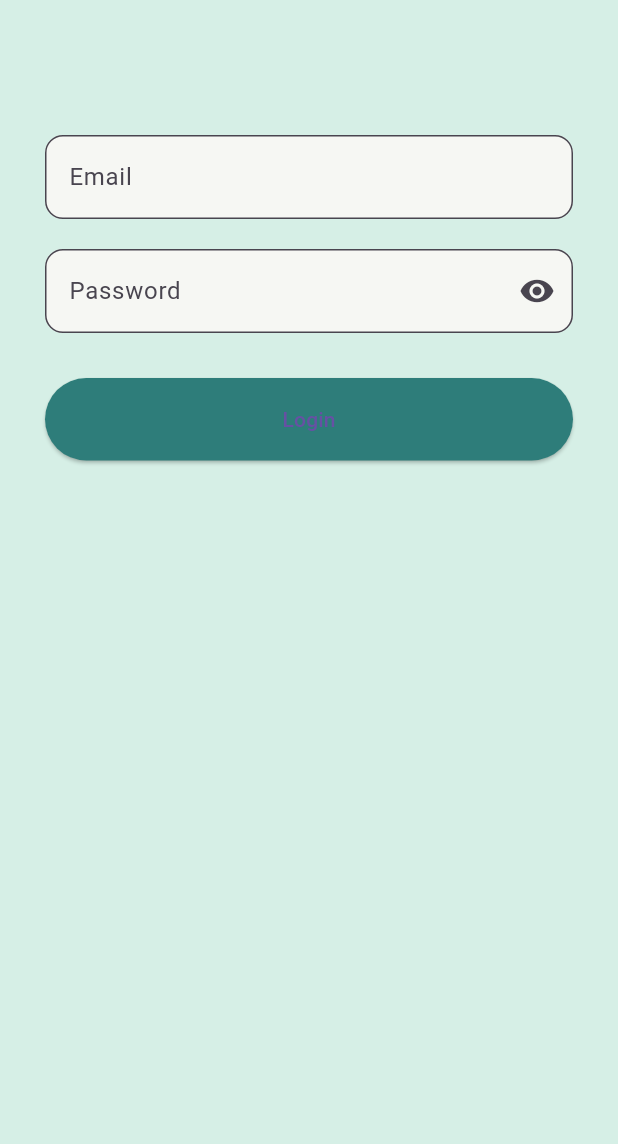
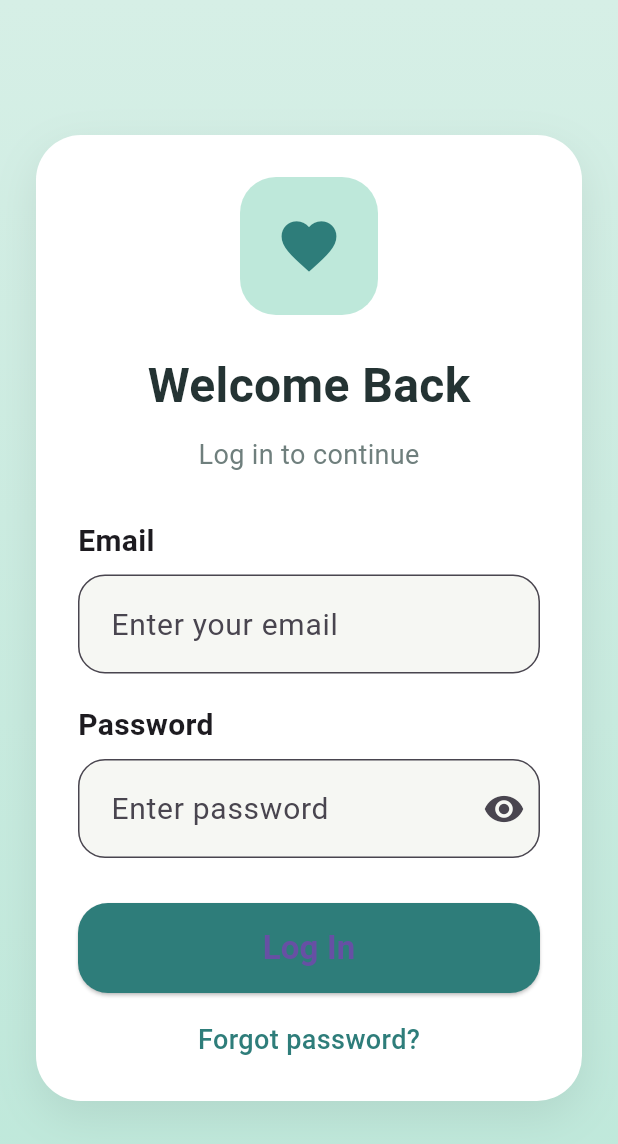
Before and after one commit to CGP-Group-31/CGP--Elder_mobile_app, a Flutter app: the LoginScreen screen opened directly, on a phone screen of 412 x 824 dp. Shown: the top 1144 px of the screen. Run offline on Flutter 3.47's test engine with Material 3 defaults, Android fonts, the light colour scheme and no system bars; our stand-ins replace device_info_plus, dio, firebase_core, firebase_messaging, flutter_local_notifications, flutter_secure_storage and 4 more; missing offline and left inert: flutter_phone_direct_caller; accounts and stored records are empty.

Commit message:
done the login with validations

```diff
--- a/lib/features/auth/login_screen.dart
+++ b/lib/features/auth/login_screen.dart
@@ -12,126 +12,312 @@ class LoginScreen extends StatefulWidget {
 }
 
 class _LoginScreenState extends State<LoginScreen> {
-  bool obscure = true;
+
+  final _formKey = GlobalKey<FormState>();
 
   final _emailController = TextEditingController();
   final _passwordController = TextEditingController();
 
+  bool obscure = true;
   bool _loading = false;
 
-  @override
-  void dispose() {
-    _emailController.dispose();
-    _passwordController.dispose();
-    super.dispose();
-  }
+  Future<void> _login() async {
 
-  Future<void> _login() async {
-    final email = _emailController.text.trim();
-    final password = _passwordController.text;
-
-    if (email.isEmpty || password.isEmpty) {
-      ScaffoldMessenger.of(context).showSnackBar(
-        const SnackBar(content: Text("Email and password are required")),
-      );
-      return;
-    }
+    if (!_formKey.currentState!.validate()) return;
 
     setState(() => _loading = true);
 
     try {
-      final resp = await ElderAuthService.loginElder(email: email, password: password);
 
-      // Optional: show relationship info to developer (debug)
-      // ignore: avoid_print
-      print("Login OK -> relationshipid=${resp["relationshipid"]}, caregiverid=${resp["caregiverid"]}");
+      await ElderAuthService.loginElder(
+        email: _emailController.text.trim(),
+        password: _passwordController.text,
+      );
 
-      //  double-check session (optional)
       final ok = await ElderSessionManager.isLoggedIn();
-      if (!ok) throw Exception("Session not saved. Try again.");
+      if (!ok) throw Exception("Session not saved");
 
       if (!mounted) return;
+
       Navigator.pushReplacement(
         context,
         MaterialPageRoute(builder: (_) => const DashboardScreen()),
       );
+
     } catch (e) {
-      if (!mounted) return;
+
       ScaffoldMessenger.of(context).showSnackBar(
-        SnackBar(content: Text(e.toString().replaceFirst("Exception: ", ""))),
+        SnackBar(
+          backgroundColor: AppColors.sosButton,
+          content: Text(
+            e.toString().replaceFirst("Exception: ", ""),
+            style: const TextStyle(fontSize: 18),
+          ),
+        ),
       );
+
     } finally {
       if (mounted) setState(() => _loading = false);
     }
   }
 
+  void _showForgotMessage() {
+
+    showDialog(
+      context: context,
+      builder: (context) {
+        return AlertDialog(
+          shape: RoundedRectangleBorder(
+            borderRadius: BorderRadius.circular(20),
+          ),
+          title: const Text(
+            "Need Help?",
+            style: TextStyle(fontWeight: FontWeight.bold),
+          ),
+          content: const Text(
+            "Please contact your child or caregiver to reset your password.",
+            style: TextStyle(fontSize: 18),
+          ),
+          actions: [
+            TextButton(
+              child: const Text("OK"),
+              onPressed: () {
+                Navigator.pop(context);
+              },
+            )
+          ],
+        );
+      },
+    );
+  }
+
+  String? _validateEmail(String? value) {
+    if (value == null || value.isEmpty) {
+      return "Please enter your email";
+    }
+    return null;
+  }
+
+  String? _validatePassword(String? value) {
+    if (value == null || value.isEmpty) {
+      return "Please enter your password";
+    }
+    return null;
+  }
+
   @override
   Widget build(BuildContext context) {
+
     return Scaffold(
-      backgroundColor: AppColors.mainBackground,
-      body: SafeArea(
-        child: Padding(
-          padding: const EdgeInsets.all(30),
+
+      body: Container(
+
+        decoration: const BoxDecoration(
+          gradient: LinearGradient(
+            colors: [
+              Color(0xFFD6EFE6),
+              Color(0xFFBEE8DA),
+            ],
+            begin: Alignment.topCenter,
+            end: Alignment.bottomCenter,
+          ),
+        ),
+
+        child: SafeArea(
+
+          child: Center(
+
+            child: SingleChildScrollView(
+
+              padding: const EdgeInsets.all(24),
+
+              child: Container(
+
+                padding: const EdgeInsets.all(28),
+
+                decoration: BoxDecoration(
+                  color: Colors.white,
+                  borderRadius: BorderRadius.circular(30),
+                  boxShadow: [
+                    BoxShadow(
+                      color: Colors.black.withOpacity(0.08),
+                      blurRadius: 25,
+                      offset: const Offset(0, 10),
+                    )
+                  ],
+                ),
+
+                child: Form(
+                  key: _formKey,
+
                   child: Column(
+                    crossAxisAlignment: CrossAxisAlignment.center,
                     children: [
-              const SizedBox(height: 60),
 
-              TextField(
+                      /// HEART ICON
+                      Container(
+                        padding: const EdgeInsets.all(24),
+                        decoration: BoxDecoration(
+                          color: AppColors.sectionBackground,
+                          borderRadius: BorderRadius.circular(24),
+                        ),
+                        child: const Icon(
+                          Icons.favorite,
+                          size: 44,
+                          color: AppColors.primary,
+                        ),
+                      ),
+
+                      const SizedBox(height: 24),
+
+                      const Text(
+                        "Welcome Back",
+                        style: TextStyle(
+                          fontSize: 32,
+                          fontWeight: FontWeight.bold,
+                          color: AppColors.primaryText,
+                        ),
+                      ),
+
+                      const SizedBox(height: 10),
+
+                      const Text(
+                        "Log in to continue",
+                        style: TextStyle(
+                          fontSize: 18,
+                          color: AppColors.descriptionText,
+                        ),
+                      ),
+
+                      const SizedBox(height: 30),
+
+                      /// EMAIL
+                      Align(
+                        alignment: Alignment.centerLeft,
+                        child: const Text(
+                          "Email",
+                          style: TextStyle(
+                            fontSize: 20,
+                            fontWeight: FontWeight.w600,
+                          ),
+                        ),
+                      ),
+
+                      const SizedBox(height: 8),
+
+                      TextFormField(
                         controller: _emailController,
-                keyboardType: TextInputType.emailAddress,
-                textInputAction: TextInputAction.next,
+                        validator: _validateEmail,
+                        style: const TextStyle(fontSize: 20),
+
                         decoration: InputDecoration(
+                          hintText: "Enter your email",
                           filled: true,
                           fillColor: AppColors.containerBackground,
-                  hintText: "Email",
                           border: OutlineInputBorder(
-                    borderRadius: BorderRadius.circular(12),
+                            borderRadius: BorderRadius.circular(18),
                           ),
+                          contentPadding: const EdgeInsets.symmetric(
+                              horizontal: 18, vertical: 18),
                         ),
                       ),
 
                       const SizedBox(height: 20),
 
-              TextField(
+                      /// PASSWORD
+                      Align(
+                        alignment: Alignment.centerLeft,
+                        child: const Text(
+                          "Password",
+                          style: TextStyle(
+                            fontSize: 20,
+                            fontWeight: FontWeight.w600,
+                          ),
+                        ),
+                      ),
+
+                      const SizedBox(height: 8),
+
+                      TextFormField(
                         controller: _passwordController,
                         obscureText: obscure,
-                textInputAction: TextInputAction.done,
-                onSubmitted: (_) => _loading ? null : _login(),
+                        validator: _validatePassword,
+                        style: const TextStyle(fontSize: 20),
+
                         decoration: InputDecoration(
+                          hintText: "Enter password",
                           filled: true,
                           fillColor: AppColors.containerBackground,
-                  hintText: "Password",
+                          border: OutlineInputBorder(
+                            borderRadius: BorderRadius.circular(18),
+                          ),
                           suffixIcon: IconButton(
-                    icon: Icon(obscure ? Icons.visibility : Icons.visibility_off),
+                            icon: Icon(
+                              obscure
+                                  ? Icons.visibility
+                                  : Icons.visibility_off,
+                              size: 28,
+                            ),
                             onPressed: () {
                               setState(() {
                                 obscure = !obscure;
                               });
                             },
                           ),
-                  border: OutlineInputBorder(
-                    borderRadius: BorderRadius.circular(12),
-                  ),
+                          contentPadding: const EdgeInsets.symmetric(
+                              horizontal: 18, vertical: 18),
                         ),
                       ),
 
                       const SizedBox(height: 30),
 
+                      /// LOGIN BUTTON
                       SizedBox(
                         width: double.infinity,
-                height: 55,
+                        height: 60,
+
                         child: ElevatedButton(
                           onPressed: _loading ? null : _login,
+
                           style: ElevatedButton.styleFrom(
                             backgroundColor: AppColors.primary,
+                            shape: RoundedRectangleBorder(
+                              borderRadius: BorderRadius.circular(20),
                             ),
-                  child: Text(_loading ? "Logging in..." : "Login"),
+                          ),
+
+                          child: Text(
+                            _loading ? "Logging in..." : "Log In",
+                            style: const TextStyle(
+                              fontSize: 22,
+                              fontWeight: FontWeight.bold,
+                            ),
+                          ),
+                        ),
+                      ),
+
+                      const SizedBox(height: 18),
+
+                      /// FORGOT PASSWORD
+                      GestureDetector(
+                        onTap: _showForgotMessage,
+                        child: const Text(
+                          "Forgot password?",
+                          style: TextStyle(
+                            fontSize: 18,
+                            color: AppColors.primary,
+                            fontWeight: FontWeight.w500,
+                          ),
                         ),
                       ),
                     ],
                   ),
                 ),
               ),
+            ),
+          ),
+        ),
+      ),
     );
   }
 }
--- a/lib/features/profile/profile_screen.dart
+++ b/lib/features/profile/profile_screen.dart
@@ -11,8 +11,8 @@ import 'vitals_view_screen.dart';
 
 import '../../core/network/dio_client.dart';
 import '../../core/session/elder_session_manager.dart';
+import '../auth/login_screen.dart';
 
-import '../auth/welcome_screen.dart';
 
 class ProfileScreen extends StatefulWidget {
   const ProfileScreen({super.key});
@@ -190,7 +190,7 @@ class _ProfileScreenState extends State<ProfileScreen> {
 
       Navigator.pushAndRemoveUntil(
         context,
-        MaterialPageRoute(builder: (_) => const WelcomeScreen()),
+        MaterialPageRoute(builder: (_) => const LoginScreen()),
             (_) => false,
       );
     }
--- a/lib/features/splash/splash_screen.dart
+++ b/lib/features/splash/splash_screen.dart
@@ -1,6 +1,6 @@
 import 'package:flutter/material.dart';
 import '../theme.dart';
-import '../auth/welcome_screen.dart';
+import '../auth/login_screen.dart';
 import '../dashboard/dashboard_screen.dart';
 import '../../core/session/elder_session_manager.dart';
 import 'package:firebase_messaging/firebase_messaging.dart';
@@ -54,7 +54,7 @@ class _SplashScreenState extends State<SplashScreen>
       context,
       PageRouteBuilder(
         pageBuilder: (context, animation, secondaryAnimation) =>
-        isLoggedIn ? const DashboardScreen() : const WelcomeScreen(),
+        isLoggedIn ? const DashboardScreen() : const LoginScreen(),
         transitionsBuilder: (context, animation, secondaryAnimation, child) {
           return FadeTransition(opacity: animation, child: child);
         },
```
Also changed, not shown: lib/features/auth/welcome_screen.dart (deleted, +0 -206 lines). Lines whose indentation alone changed are shown as unchanged.
